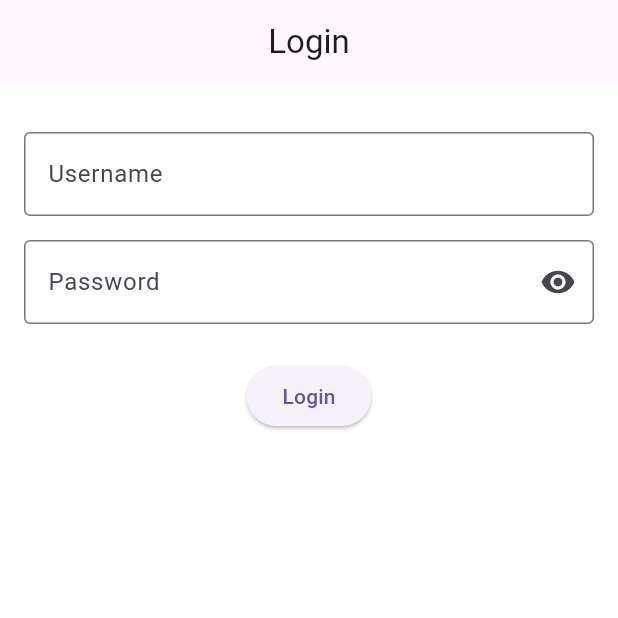
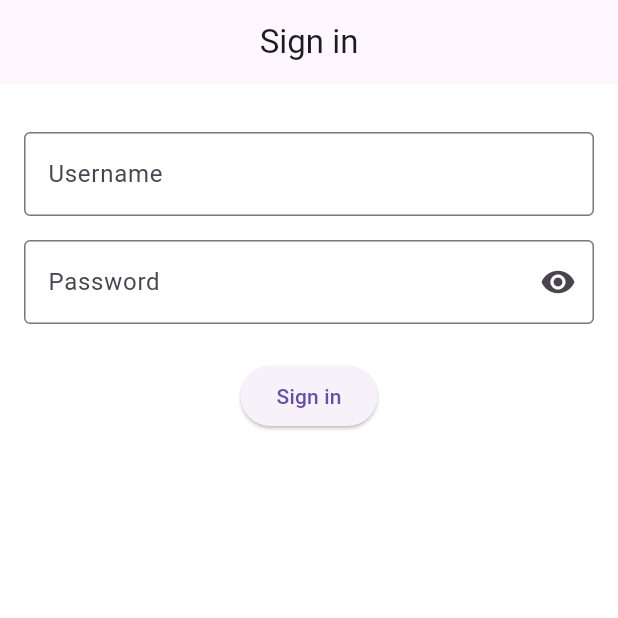
Before and after one commit to mcalvog/flutter_mvvm, a Flutter app: the screen it shows after launch, on a phone screen of 412 x 824 dp, the top half of it. Run offline on Flutter 3.47's test engine with Material 2 defaults, Android fonts, the phone set to English and light mode, and no system bars; our stand-ins replace cached_network_image, dio, shared_preferences.

Commit message:
Strings were added to login screen

```diff
--- a/assets/strings/en.json
+++ b/assets/strings/en.json
@@ -3,12 +3,18 @@
   "home_title": "Home",
   "about_title": "About",
   "about_description": "Flutter MVVM Example Project.\n\nDeveloped in %0s following the %1s principles.",
+  "sign_in": "Sign in",
+  "sign_in_username": "Username",
+  "sign_in_username_hint": "Enter your username",
+  "sign_in_password": "Password",
+  "sign_in_password_hint": "Enter your password",
   "sign_out": "Sign out",
   "error_title": "Error",
   "error_default": "An error has occurred.",
   "error_timeout": "We are experiencing some temporary problems. Please, try again in a few moments.",
   "error_no_internet": "There is no Internet connection. Check your Wi-Fi or mobile data connection, please.",
   "error_server": "We are experiencing some problems at this time. Please come back later.",
+  "error_empty_field": "This field can not be empty",
   "action_ok": "OK",
   "action_cancel": "Cancel",
   "action_retry": "Retry"
--- a/assets/strings/es.json
+++ b/assets/strings/es.json
@@ -3,12 +3,18 @@
   "home_title": "Inicio",
   "about_title": "Acerca de",
   "about_description": "Ejemplo de MVVM en Flutter.\n\nDesarrollado en lenguaje %0s siguiendo los principios de %1s.",
+  "sign_in": "Iniciar sesión",
+  "sign_in_username": "Usuario",
+  "sign_in_username_hint": "Introduce tu usuario",
+  "sign_in_password": "Contraseña",
+  "sign_in_password_hint": "Introduce tu contraseña",
   "sign_out": "Cerrar sesión",
   "error_title": "Error",
   "error_default": "Ha ocurrido un error.",
   "error_timeout": "Estamos experimentando algunos problemas temporales. Por favor, inténtelo de nuevo en unos minutos.",
   "error_no_internet": "No hay conexión a Internet. Comprueba tu conexión Wi-Fi o de datos móviles, por favor.",
   "error_server": "Estamos experimentando algunos problemas en este momento. Por favor, vuelva de nuevo mas tarde.",
+  "error_empty_field": "Este campo no puede estar vacío",
   "action_ok": "Aceptar",
   "action_cancel": "Cancelar",
   "action_retry": "Reintentar"
--- a/lib/view/page/auth/login_page.dart
+++ b/lib/view/page/auth/login_page.dart
@@ -6,6 +6,7 @@ import 'package:flutter_mvvm/view/widget/error/error_overlay.dart';
 import 'package:flutter_mvvm/view/widget/loading/loading_overlay.dart';
 
 import '../../base/resource_state.dart';
+import '../../common/localization/localization.dart';
 
 class LoginPage extends StatefulWidget {
   const LoginPage({Key? key}) : super(key: key);
@@ -51,7 +52,7 @@ class _LoginPageState extends State<LoginPage> {
     return Scaffold(
       backgroundColor: Colors.white,
       appBar: AppBar(
-        title: const Text("Login"),
+        title: Text(Localization.of(context).string('sign_in')),
         centerTitle: true,
       ),
       body: SingleChildScrollView(
@@ -67,14 +68,14 @@ class _LoginPageState extends State<LoginPage> {
                   keyboardType: TextInputType.text,
                   validator: (value) {
                     if (value == null || value.isEmpty) {
-                      return 'Email can not be empty';
+                      return Localization.of(context).string('error_empty_field');
                     }
                     return null;
                   },
-                  decoration: const InputDecoration(
-                    border: OutlineInputBorder(),
-                    labelText: 'Username',
-                    hintText: 'Enter your username',
+                  decoration: InputDecoration(
+                    border: const OutlineInputBorder(),
+                      labelText: Localization.of(context).string('sign_in_username'),
+                      hintText: Localization.of(context).string('sign_in_username_hint'),
                   ),
                 ),
               ),
@@ -87,14 +88,14 @@ class _LoginPageState extends State<LoginPage> {
                   obscureText: _passwordHidden,
                   validator: (value) {
                     if (value == null || value.isEmpty) {
-                      return 'Password can not be empty';
+                      Localization.of(context).string('error_empty_field');
                     }
                     return null;
                   },
                   decoration: InputDecoration(
                     border: const OutlineInputBorder(),
-                    labelText: 'Password',
-                    hintText: 'Enter your password',
+                      labelText: Localization.of(context).string('sign_in_password'),
+                      hintText: Localization.of(context).string('sign_in_password_hint'),
                     suffixIcon: InkWell(
                       onTap: _togglePasswordView,
                       child: Icon(
@@ -117,7 +118,7 @@ class _LoginPageState extends State<LoginPage> {
                         passwordFieldController.text);
                   }
                 },
-                child: const Text('Login'),
+                child: Text(Localization.of(context).string('sign_in')),
               ),
             ],
           ),
```
